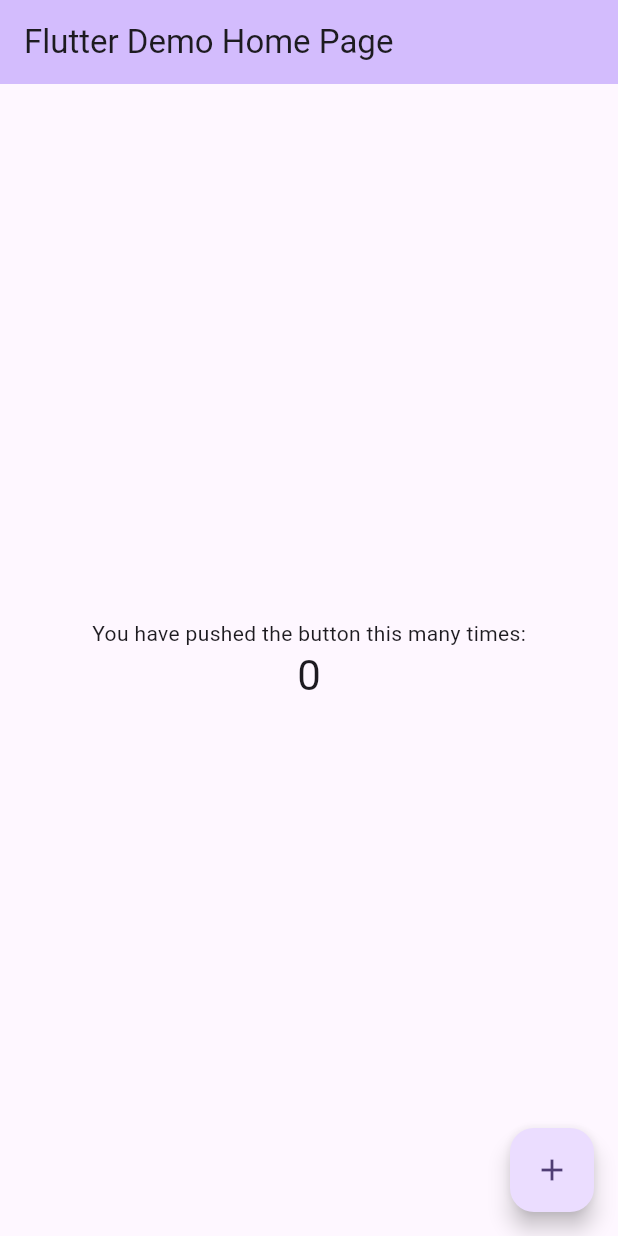
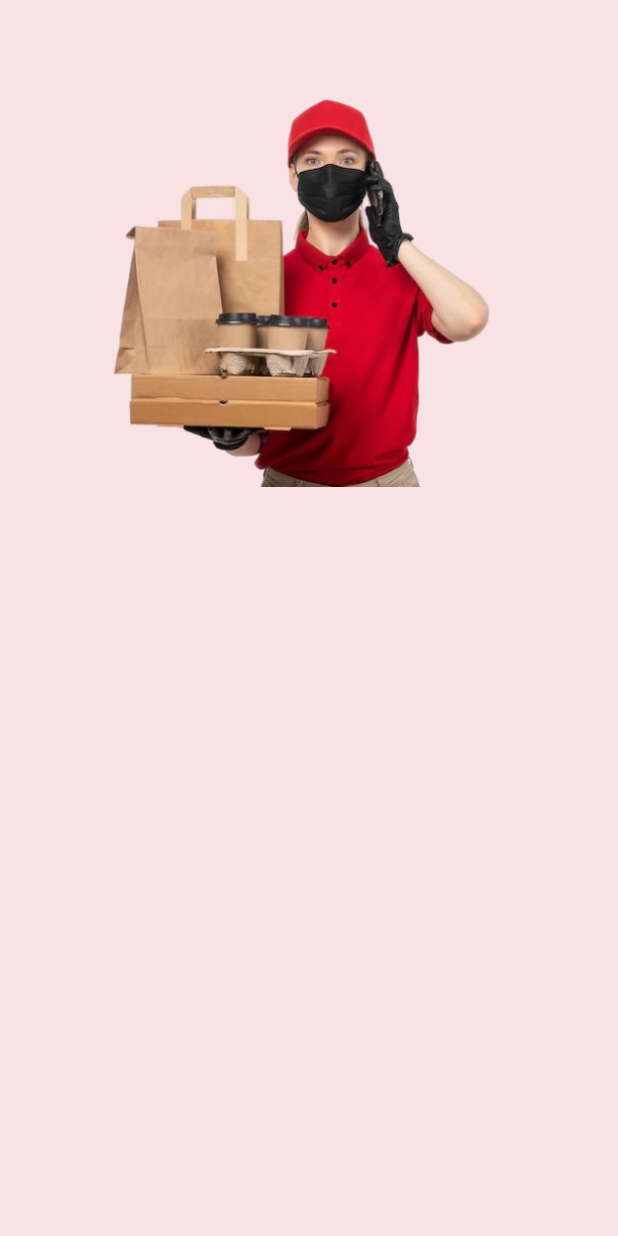
Before and after one commit to arjun2020-py/online-Food-delivery-app, a Flutter app: the screen it shows after launch, on a phone screen of 412 x 824 dp. Run offline on Flutter 3.47's test engine with Material 2 defaults, Android fonts, the light colour scheme and no system bars.

Commit message:
create welcome page

```diff
--- /dev/null
+++ b/online_food_order/lib/ utils/custom_color.dart
@@ -0,0 +1,5 @@
+import 'package:flutter/material.dart';
+
+class CustomColor {
+  Color appMainColor = Color(0xfff8e2e4);
+}
--- a/online_food_order/lib/main.dart
+++ b/online_food_order/lib/main.dart
@@ -1,4 +1,6 @@
 import 'package:flutter/material.dart';
+
+import 'screen/main/intro_screen/welcome_screen.dart';
 
 void main() {
   runApp(const MyApp());
@@ -11,6 +13,7 @@ class MyApp extends StatelessWidget {
   @override
   Widget build(BuildContext context) {
     return MaterialApp(
+      debugShowCheckedModeBanner: false,
       title: 'Flutter Demo',
       theme: ThemeData(
         // This is the theme of your application.
@@ -31,95 +34,7 @@ class MyApp extends StatelessWidget {
         colorScheme: ColorScheme.fromSeed(seedColor: Colors.deepPurple),
         useMaterial3: true,
       ),
-      home: const MyHomePage(title: 'Flutter Demo Home Page'),
+      home: WelcomeScreen(),
     );
   }
 }
-
-class MyHomePage extends StatefulWidget {
-  const MyHomePage({super.key, required this.title});
-
-  // This widget is the home page of your application. It is stateful, meaning
-  // that it has a State object (defined below) that contains fields that affect
-  // how it looks.
-
-  // This class is the configuration for the state. It holds the values (in this
-  // case the title) provided by the parent (in this case the App widget) and
-  // used by the build method of the State. Fields in a Widget subclass are
-  // always marked "final".
-
-  final String title;
-
-  @override
-  State<MyHomePage> createState() => _MyHomePageState();
-}
-
-class _MyHomePageState extends State<MyHomePage> {
-  int _counter = 0;
-
-  void _incrementCounter() {
-    setState(() {
-      // This call to setState tells the Flutter framework that something has
-      // changed in this State, which causes it to rerun the build method below
-      // so that the display can reflect the updated values. If we changed
-      // _counter without calling setState(), then the build method would not be
-      // called again, and so nothing would appear to happen.
-      _counter++;
-    });
-  }
-
-  @override
-  Widget build(BuildContext context) {
-    // This method is rerun every time setState is called, for instance as done
-    // by the _incrementCounter method above.
-    //
-    // The Flutter framework has been optimized to make rerunning build methods
-    // fast, so that you can just rebuild anything that needs updating rather
-    // than having to individually change instances of widgets.
-    return Scaffold(
-      appBar: AppBar(
-        // TRY THIS: Try changing the color here to a specific color (to
-        // Colors.amber, perhaps?) and trigger a hot reload to see the AppBar
-        // change color while the other colors stay the same.
-        backgroundColor: Theme.of(context).colorScheme.inversePrimary,
-        // Here we take the value from the MyHomePage object that was created by
-        // the App.build method, and use it to set our appbar title.
-        title: Text(widget.title),
-      ),
-      body: Center(
-        // Center is a layout widget. It takes a single child and positions it
-        // in the middle of the parent.
-        child: Column(
-          // Column is also a layout widget. It takes a list of children and
-          // arranges them vertically. By default, it sizes itself to fit its
-          // children horizontally, and tries to be as tall as its parent.
-          //
-          // Column has various properties to control how it sizes itself and
-          // how it positions its children. Here we use mainAxisAlignment to
-          // center the children vertically; the main axis here is the vertical
-          // axis because Columns are vertical (the cross axis would be
-          // horizontal).
-          //
-          // TRY THIS: Invoke "debug painting" (choose the "Toggle Debug Paint"
-          // action in the IDE, or press "p" in the console), to see the
-          // wireframe for each widget.
-          mainAxisAlignment: MainAxisAlignment.center,
-          children: <Widget>[
-            const Text(
-              'You have pushed the button this many times:',
-            ),
-            Text(
-              '$_counter',
-              style: Theme.of(context).textTheme.headlineMedium,
-            ),
-          ],
-        ),
-      ),
-      floatingActionButton: FloatingActionButton(
-        onPressed: _incrementCounter,
-        tooltip: 'Increment',
-        child: const Icon(Icons.add),
-      ), // This trailing comma makes auto-formatting nicer for build methods.
-    );
-  }
-}
--- /dev/null
+++ b/online_food_order/lib/screen/main/intro_screen/welcome_screen.dart
@@ -0,0 +1,26 @@
+import 'package:flutter/material.dart';
+import 'package:online_food_order/%20utils/custom_color.dart';
+
+class WelcomeScreen extends StatelessWidget {
+  const WelcomeScreen({super.key});
+
+  @override
+  Widget build(BuildContext context) {
+    return Scaffold(
+      backgroundColor: CustomColor().appMainColor,
+      body: SafeArea(
+        child: Column(
+          children: [
+            SizedBox(
+              height: 50,
+            ),
+            Image.asset(
+              'assets/images/logo_prev_ui.png',
+              width: MediaQuery.sizeOf(context).width * 1,
+            )
+          ],
+        ),
+      ),
+    );
+  }
+}
--- a/online_food_order/pubspec.yaml
+++ b/online_food_order/pubspec.yaml
@@ -59,8 +59,8 @@ flutter:
   uses-material-design: true
 
   # To add assets to your application, add an assets section, like this:
-  # assets:
-  #   - images/a_dot_burr.jpeg
+  assets:
+    - assets/images/
   #   - images/a_dot_ham.jpeg
 
   # An image asset can refer to one or more resolution-specific "variants", see
```
Also changed, not shown: online_food_order/assets/images/logo_prev_ui.png (added), online_food_order/lib/screen/main/auth/auth.dart (added), online_food_order/lib/screen/screen.dart (added).
